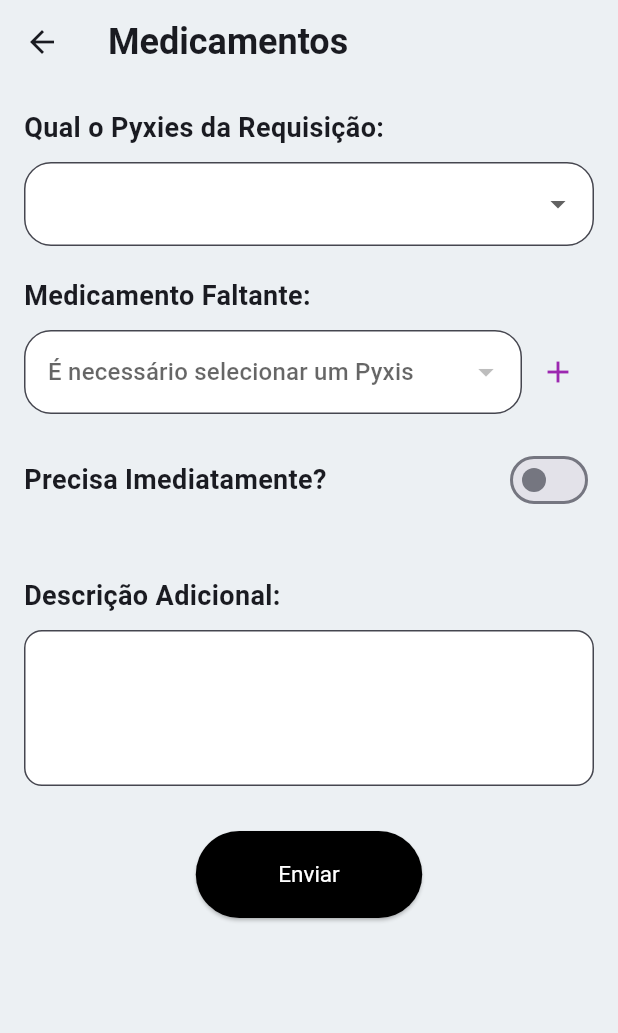
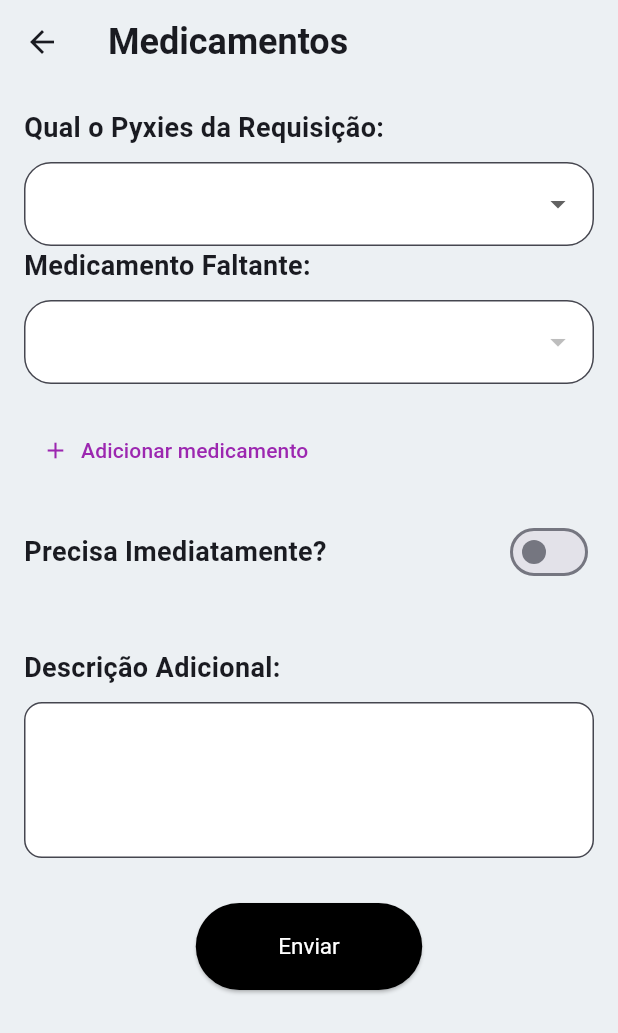
Before and after one commit to paulo-evangelista/pilltrackr, a Flutter app: the MedicineRequest screen opened directly, after a tap on "Enviar", on a phone screen of 412 x 824 dp. Shown: the top 1033 px of the screen. Run offline on Flutter 3.47's test engine with Material 3 defaults, Android fonts, the phone set to English and light mode, and no system bars; our stand-ins replace dio, flutter_chat_types, flutter_chat_ui, get, scroll_to_index; network calls fail.

Commit message:
Revert "Merge branch 'dev' into refactor-front"
This reverts commit 8f994f649fea61b051abc32e753dfd7a859bb134, reversing
changes made to 35ed18b12a3898760949f43c1ec3255ca0e19409.

```diff
--- a/src/frontend/lib/main.dart
+++ b/src/frontend/lib/main.dart
@@ -18,7 +18,6 @@ class MyApp extends StatelessWidget {
 
     return MaterialApp(
       title: 'Pilltrackr',
-      debugShowCheckedModeBanner: false,
       theme: ThemeData(
         colorScheme: ColorScheme.fromSeed(seedColor: const Color.fromRGBO(40, 57, 104, 1)),
         useMaterial3: true,
--- a/src/frontend/lib/views/nursery/medicine_request.dart
+++ b/src/frontend/lib/views/nursery/medicine_request.dart
@@ -14,14 +14,14 @@ class _MedicineRequest extends State<MedicineRequest> {
   String? _selectedPyxies;
   int? _selectedPyxiesIndex;
 
+
+
   List<String> _medicines = [];
   Map<String, int> _medicineCodes = {}; // Map to hold medicine name and corresponding code
   String? _selectedMedicine;
   int? _productCode; // Product code associated with the selected medicine
   bool _isImmediate = false;
   final TextEditingController _descriptionController = TextEditingController();
-
-  List<Map<String, dynamic>> _addedMedicines = []; // List to hold added medicines and their codes
 
   @override
   void initState() {
@@ -44,37 +44,21 @@ class _MedicineRequest extends State<MedicineRequest> {
     }
   }
 
-  void _addMedicine() {
-    if (_selectedMedicine != null && _productCode != null) {
-      setState(() {
-        _addedMedicines.add({'name': _selectedMedicine, 'code': _productCode});
-        _selectedMedicine = null;
-        _productCode = null;
-      });
-    }
-  }
-
-  void _removeMedicine(int index) {
-    setState(() {
-      _addedMedicines.removeAt(index);
-    });
-  }
-
   Future<void> _sendRequest() async {
     String requestId = 'PR-0081P';
     String pyxisLocation = 'MS1347 - 14º Andar';
     print(_selectedPyxies);
 
-    if (_addedMedicines.isEmpty) {
-      print('Nenhum medicamento adicionado.');
+    if (_selectedMedicine == null || _productCode == null) {
+      print('Medicamento ou código do produto não selecionado.');
       return;
     }
 
     try {
       var response = await dio.post('/request/create', data: {
-        "isUrgent": _isImmediate,
+        "isUrgent":  _isImmediate,
         "description": _descriptionController.text,
-        "productCodes": _addedMedicines.map((medicine) => medicine['code']).toList(),
+        "productCodes":  [_productCode],
         "pyxisID": 2
       });
 
@@ -113,6 +97,7 @@ class _MedicineRequest extends State<MedicineRequest> {
           child: Column(
             crossAxisAlignment: CrossAxisAlignment.start,
             children: [
+
               const Text(
                 'Qual o Pyxies da Requisição:',
                 style: TextStyle(
@@ -121,6 +106,7 @@ class _MedicineRequest extends State<MedicineRequest> {
                 ),
               ),
               const SizedBox(height: 10),
+
               DropdownButtonFormField<String>(
                 value: _selectedPyxies,
                 onChanged: (newValue) {
@@ -145,7 +131,7 @@ class _MedicineRequest extends State<MedicineRequest> {
                   fillColor: Colors.white,
                 ),
               ),
-              const SizedBox(height: 20),
+
               const Text(
                 'Medicamento Faltante:',
                 style: TextStyle(
@@ -154,18 +140,16 @@ class _MedicineRequest extends State<MedicineRequest> {
                 ),
               ),
               const SizedBox(height: 10),
-              Row(
-                children: [
-                  Expanded(
-                    child: DropdownButtonFormField<String>(
+
+              DropdownButtonFormField<String>(
                 isExpanded: true,
                 value: _selectedMedicine,
-                      onChanged: _selectedPyxies != null ? (newValue) {
+                onChanged: (newValue) {
                   setState(() {
                     _selectedMedicine = newValue;
                     _productCode = _medicineCodes[newValue];
                   });
-                      } : null,
+                },
                 items: _medicines.map((medicine) {
                   return DropdownMenuItem(
                     value: medicine,
@@ -180,45 +164,21 @@ class _MedicineRequest extends State<MedicineRequest> {
                   filled: true,
                   fillColor: Colors.white,
                 ),
-                      disabledHint: Text('É necessário selecionar um Pyxis primeiro!'),
-                    ),
-                  ),
-                  IconButton(
-                    icon: Icon(Icons.add),
-                    onPressed: _addMedicine,
-                    color: Colors.purple,
-                  ),
-                ],
               ),
               const SizedBox(height: 20),
-              Visibility(
-               visible: _addedMedicines.isNotEmpty,
-               child: Column(
-                crossAxisAlignment: CrossAxisAlignment.start,
-                children: [
-                  const Text(
-                    'Medicamentos Adicionados:',
-                    style: TextStyle(
-                      fontSize: 18,
-                      fontWeight: FontWeight.bold,
+
+              TextButton.icon(
+                style: TextButton.styleFrom(
+                  foregroundColor: Colors.purple,
                 ),
-                ),
-                  Wrap(
-                    spacing: 8.0,
-                    runSpacing: 4.0,
-                    children: _addedMedicines
-                        .asMap()
-                        .entries
-                        .map((entry) => Chip(
-                              label: Text(entry.value['name']),
-                              onDeleted: () => _removeMedicine(entry.key),
-                            ))
-                        .toList(),
+                onPressed: () {
+                  // Lógica para adicionar um novo medicamento
+                },
+                icon: const Icon(Icons.add),
+                label: const Text('Adicionar medicamento'),
               ),
               const SizedBox(height: 20),
-                ],
-               ),
-              ),
+
               Row(
                 mainAxisAlignment: MainAxisAlignment.spaceBetween,
                 children: [
@@ -240,6 +200,7 @@ class _MedicineRequest extends State<MedicineRequest> {
                 ],
               ),
               const SizedBox(height: 40),
+
               const Text(
                 'Descrição Adicional:',
                 style: TextStyle(
@@ -248,6 +209,7 @@ class _MedicineRequest extends State<MedicineRequest> {
                 ),
               ),
               const SizedBox(height: 10),
+
               TextField(
                 controller: _descriptionController,
                 maxLines: 3,
@@ -261,6 +223,7 @@ class _MedicineRequest extends State<MedicineRequest> {
                 ),
               ),
               const SizedBox(height: 30),
+
               Center(
                 child: ElevatedButton(
                   onPressed: _sendRequest,
@@ -276,7 +239,7 @@ class _MedicineRequest extends State<MedicineRequest> {
             ],
           ),
         ),
-      ),
+      )
     );
   }
 }
```
Lines whose indentation alone changed are shown as unchanged.
